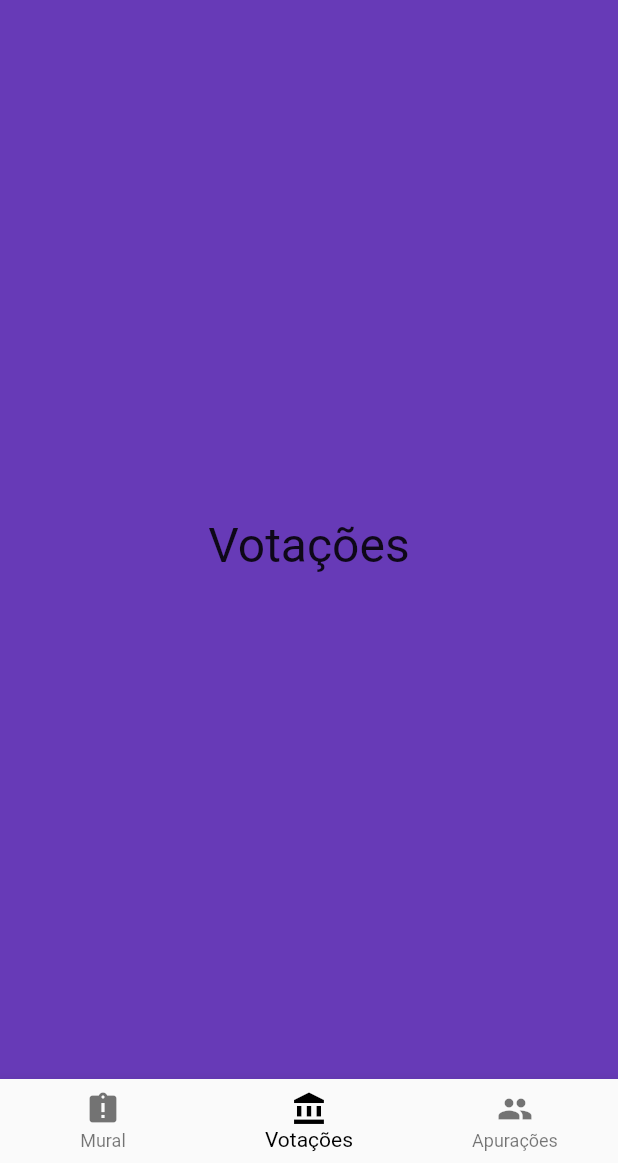
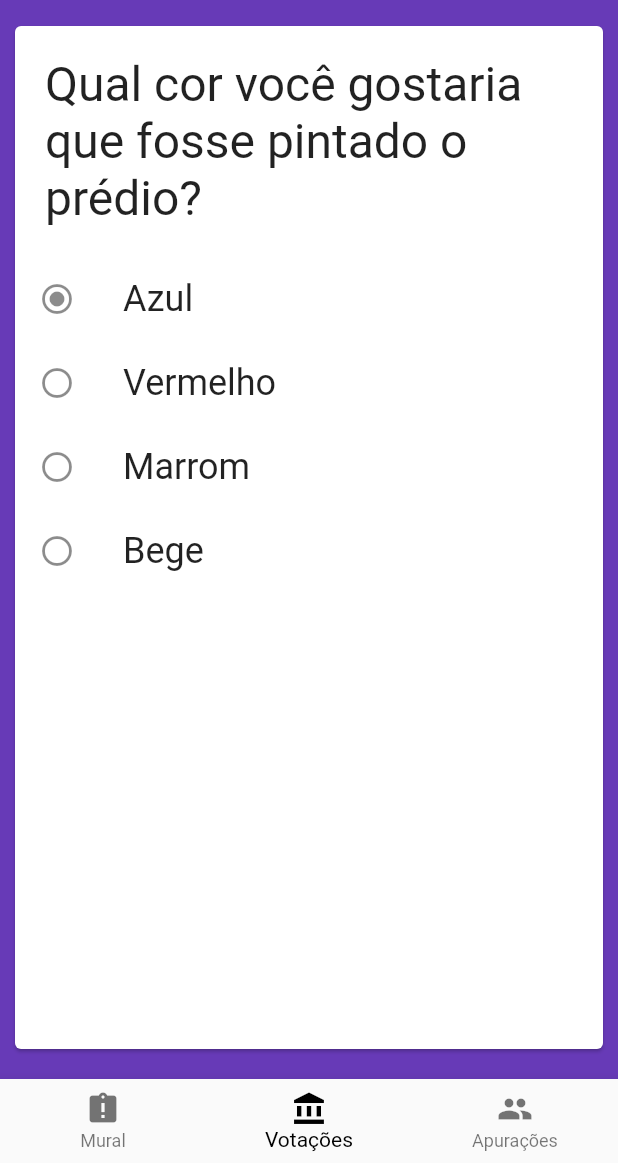
Before and after one commit to avlnx/assembly, a Flutter app: the screen it shows after launch, item 2 of the bottom bar chosen, on a phone screen of 412 x 824 dp, the part 73-1236 px from its top. Run offline on Flutter 3.47's test engine with Material 2 defaults, Android fonts, the phone set to English and light mode, and no system bars.

Commit message:
Adds voting tab

```diff
--- a/lib/home_widget.dart
+++ b/lib/home_widget.dart
@@ -1,8 +1,8 @@
 import 'package:flutter/material.dart';
-import 'placeholder_widget.dart';
 import 'screens/settings_screen.dart';
 import 'tabs/mural_tab.dart';
 import 'tabs/results_tab.dart';
+import 'tabs/votes_tab.dart';
 
 class Home extends StatefulWidget {
   @override
@@ -15,7 +15,7 @@ class _HomeState extends State<Home> {
   int _currentIndex = 0;
   final List<Widget> _children = [
     MuralTab(),
-    PlaceholderWidget('Votações'),
+    VotesTab(),
     ResultsTab(),
   ];
 
--- a/lib/screens/result_details_screen.dart
+++ b/lib/screens/result_details_screen.dart
@@ -3,7 +3,6 @@ import '../placeholder_widget.dart';
 import '../tabs/results_tab.dart';
 
 class ResultDetailsScreen extends StatelessWidget {
-
   final Result result;
 
   ResultDetailsScreen(this.result);
@@ -15,7 +14,27 @@ class ResultDetailsScreen extends StatelessWidget {
         title: Text(result.title),
         elevation: 0.0,
       ),
-      body: PlaceholderWidget(result.date.toLocal().toString()),
+      body: Card(
+        margin: EdgeInsets.all(10.0),
+        child: Column(
+          children: <Widget>[
+            Text(result.date.toIso8601String().toString()),
+            Text('Total de unidades: 61 unidades'),
+            Row(
+              children: <Widget>[
+                Text('43 Votos a favor'),
+                Text('================='),
+              ],
+            ),
+            Row(
+              children: <Widget>[
+                Text('13 Votos contra'),
+                Text('======='),
+              ],
+            ),
+          ],
+        ),
+      ),
     );
   }
 }
--- /dev/null
+++ b/lib/tabs/votes_tab.dart
@@ -0,0 +1,70 @@
+import 'package:flutter/material.dart';
+import 'dart:math';
+
+class VotesTab extends StatefulWidget {
+  @override
+  _VotesTabState createState() => _VotesTabState();
+}
+
+class Vote {
+  String title;
+  DateTime date;
+
+  Vote(this.title, this.date);
+}
+
+class _VotesTabState extends State<VotesTab> {
+  final _results = <Vote>[];
+
+  @override
+  void initState() {
+    // implement initState
+    super.initState();
+    // Create mock data
+    _results.addAll(List<Vote>.generate(
+        50, (i) => Vote("Votação #${Random().nextInt(1000)}", DateTime.now())));
+  }
+
+  @override
+  Widget build(BuildContext context) {
+    return Padding(
+      child: Card(
+        child: Column(
+          children: <Widget>[
+            Padding(
+              padding: EdgeInsets.all(20.0),
+              child: Center(
+                child: Text(
+                  'Qual cor você gostaria que fosse pintado o prédio?',
+                  style: TextStyle(fontSize: 32.0, ),
+                ),
+              ),
+            ),
+            ListTile(
+              title: Text('Azul',
+              style: TextStyle(fontSize: 24.0),),
+              leading: Icon(Icons.radio_button_checked),
+            ),
+            ListTile(
+              title: Text('Vermelho',
+                style: TextStyle(fontSize: 24.0),),
+              leading: Icon(Icons.radio_button_unchecked),
+            ),
+            ListTile(
+              title: Text('Marrom',
+                style: TextStyle(fontSize: 24.0),),
+              leading: Icon(Icons.radio_button_unchecked),
+            ),
+            ListTile(
+              title: Text('Bege',
+                style: TextStyle(fontSize: 24.0),),
+              leading: Icon(Icons.radio_button_unchecked),
+            ),
+          ],
+        ),
+        margin: EdgeInsets.fromLTRB(0.0, 0.0, 0.0, 10.0),
+      ),
+      padding: EdgeInsets.all(10.0),
+    );
+  }
+}
```
